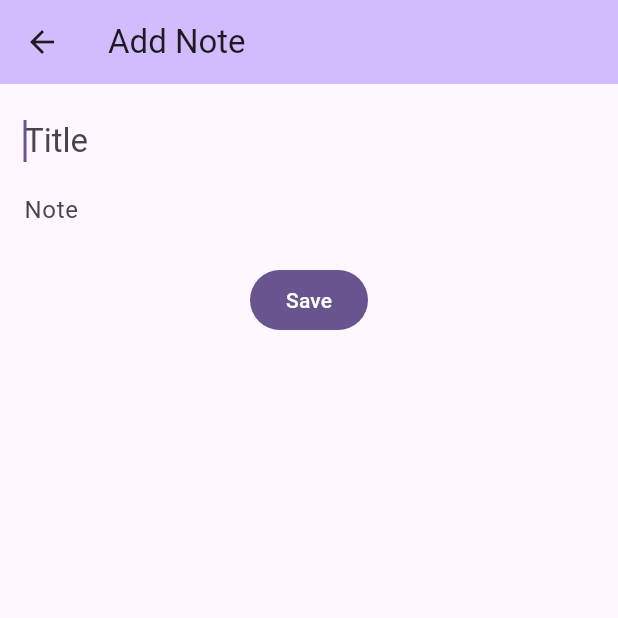
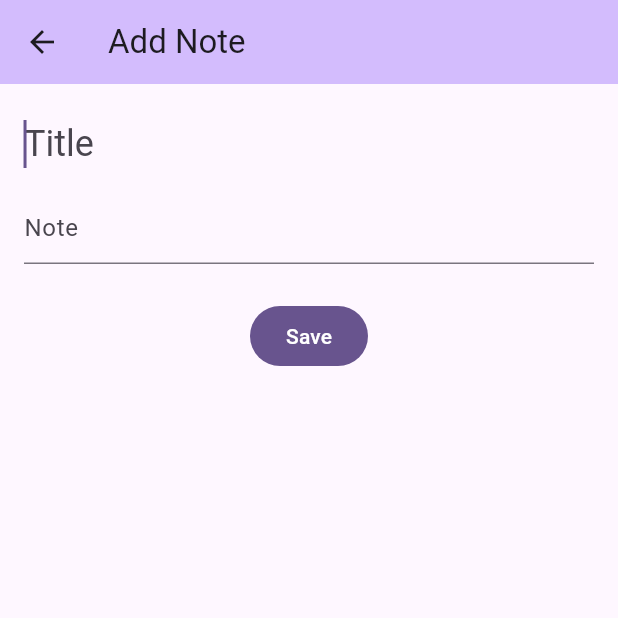
Before and after one commit to abdel-17/notebook-flutter-app, a Flutter app: the AddNotePage screen opened directly, on a phone screen of 412 x 824 dp, the top half of it. Run offline on Flutter 3.47's test engine with Material 3 defaults, Android fonts, the phone set to English and light mode, and no system bars; our stand-ins replace sqflite; accounts and stored records are empty.

Commit message:
feat: slightly redesign "add note" page

```diff
--- a/lib/ui/add-note/main.dart
+++ b/lib/ui/add-note/main.dart
@@ -47,14 +47,14 @@ class _NoteFormState extends State<_NoteForm> {
             TextFormField(
               autofocus: true,
               decoration: const InputDecoration.collapsed(hintText: "Title"),
-              style: Theme.of(context).textTheme.titleLarge,
+              style: Theme.of(context).textTheme.headlineSmall,
               validator: _titleValidator,
               controller: _titleController,
             ),
-            const SizedBox(height: 20),
+            const SizedBox(height: 16),
             TextFormField(
                 maxLines: null,
-                decoration: const InputDecoration.collapsed(hintText: "Note"),
+                decoration: const InputDecoration(hintText: "Note"),
                 style: Theme.of(context).textTheme.bodyLarge,
                 validator: _noteValidator,
                 controller: _noteController),
```
